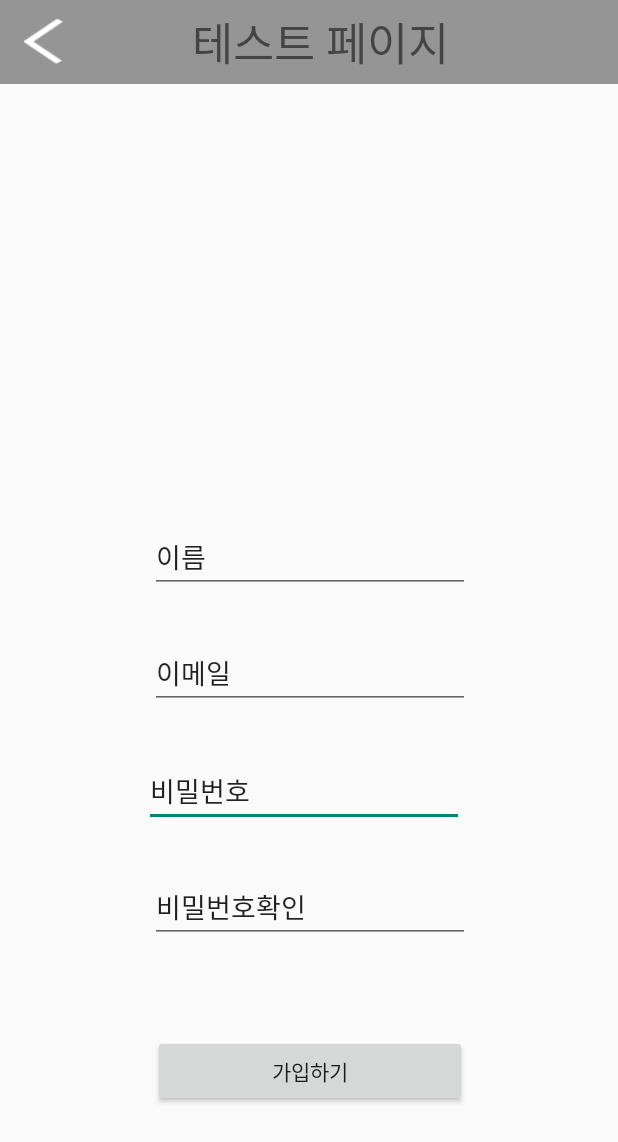
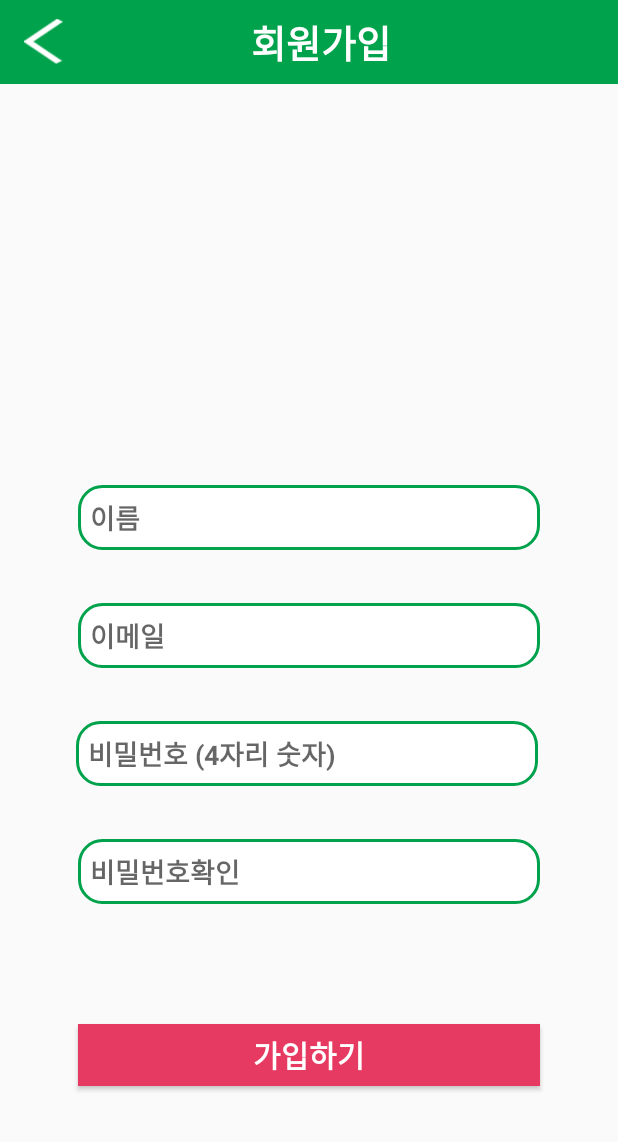
Before and after one commit to jawsgeun/SeoulRoad, an Android app: the RegistActivity screen opened directly, with no data from a screen before it, after a tap on "가입하기", on a phone screen of 412 x 824 dp. Shown: the top 1142 px of the screen. Run offline under Robolectric (Android 15) with nearby library versions, the phone set to English and light mode, and no system bars.

Commit message:
Intent 애니메이션 효과 적용, 공연/행사 리스트뷰 타이틀 추가,앱 메인 색(초록),(핑크) 추가, 회원가입 알고리즘 구현

```diff
--- a/app/src/main/java/com/kkard/seoulroad/RegistActivity.java
+++ b/app/src/main/java/com/kkard/seoulroad/RegistActivity.java
@@ -6,12 +6,19 @@ import android.os.Bundle;
 import android.support.annotation.Nullable;
 import android.support.constraint.ConstraintLayout;
 import android.support.v7.app.AppCompatActivity;
+import android.text.Editable;
+import android.text.TextWatcher;
 import android.view.MotionEvent;
 import android.view.View;
 import android.view.inputmethod.InputMethodManager;
 import android.widget.Button;
 import android.widget.EditText;
+import android.widget.ImageView;
+import android.widget.TextView;
 import android.widget.Toast;
+
+import static com.kkard.seoulroad.LoginActivity.checkEmail;
+import static com.kkard.seoulroad.LoginActivity.checkPass;
 
 /**
  * Created by SuGeun on 2017-08-08.
@@ -21,11 +28,13 @@ public class RegistActivity extends AppCompatActivity{
     private EditText password,passConf ,email ,name ;
     private ConstraintLayout backLayout;
     private Button joinBtn;
+    private ImageView backBtn;
+    private TextView toolbarTitle;
     private boolean passwordFlag = false,passConfFlag= false ,emailFlag= false ,nameFlag= false ;
     @Override
     protected void onCreate(@Nullable Bundle savedInstanceState) {
         super.onCreate(savedInstanceState);
-        setContentView(R.layout.activity_join);
+        setContentView(R.layout.activity_regist);
 
         joinBtn = (Button)findViewById(R.id.joinEnter); // 가입하기 버튼
         password = (EditText)findViewById(R.id.joinPass); // 비밀번호
@@ -33,6 +42,20 @@ public class RegistActivity extends AppCompatActivity{
         email = (EditText)findViewById(R.id.joinEmail); // 이메일
         name = (EditText)findViewById(R.id.joinName); // 이름
         backLayout = (ConstraintLayout)findViewById(R.id.joinBack);
+        backBtn = (ImageView)findViewById(R.id.btn_toolbar_back);
+        toolbarTitle = (TextView)findViewById(R.id.text_toolbar);
+
+        toolbarTitle.setText("회원가입");
+
+        backBtn.setOnTouchListener(new View.OnTouchListener() {
+            @Override
+            public boolean onTouch(View v, MotionEvent event) {
+                startActivity(new Intent(RegistActivity.this,LoginActivity.class));
+                overridePendingTransition(R.anim.anim_slide_in_left, R.anim.anim_slide_out_right);
+                finish();
+                return false;
+            }
+        });
 
         backLayout.setOnTouchListener(new View.OnTouchListener() {
             @Override
@@ -45,57 +68,100 @@ public class RegistActivity extends AppCompatActivity{
                 return false;
             }
         });
-        name.setOnTouchListener(new View.OnTouchListener() {
+//        name.setOnTouchListener(new View.OnTouchListener() {
+//            @Override
+//            public boolean onTouch(View v, MotionEvent event) {
+//                if(!nameFlag){
+//                    name.setText("");
+//                    nameFlag = true;
+//                }
+//                return false;
+//            }
+//        });
+        name.addTextChangedListener(new TextWatcher() {
             @Override
-            public boolean onTouch(View v, MotionEvent event) {
-                if(!nameFlag){
-                    name.setText("");
-                    nameFlag = true;
-                }
-                return false;
+            public void beforeTextChanged(CharSequence s, int start, int count, int after) {
+
+            }
+
+            @Override
+            public void onTextChanged(CharSequence s, int start, int before, int count) {
+
+            }
+
+            @Override
+            public void afterTextChanged(Editable s) {
+
             }
         });
-        email.setOnTouchListener(new View.OnTouchListener() {
-            @Override
-            public boolean onTouch(View v, MotionEvent event) {
-                if(!emailFlag){
-                    email.setText("");
-                    emailFlag = true;
-                }
-                return false;
-            }
-        });
-
-        password.setOnTouchListener(new View.OnTouchListener() {
-            @Override
-            public boolean onTouch(View v, MotionEvent event) {
-                if(!passwordFlag){
-                    password.setText("");
-                    password.setInputType(0x00000081); // 숫자 비밀번호 방식(***)으로 변경
-                    passwordFlag = true;
-                }
-                return false;
-            }
-        });
-        passConf.setOnTouchListener(new View.OnTouchListener() {
-            @Override
-            public boolean onTouch(View v, MotionEvent event) {
-                if(!passConfFlag){
-                    passConf.setText("");
-                    passConf.setInputType(0x00000081); // 숫자 비밀번호 방식(***)으로 변경
-                    passConfFlag = true;
-                }
-                return false;
-            }
-        });
+//        email.setOnTouchListener(new View.OnTouchListener() {
+//            @Override
+//            public boolean onTouch(View v, MotionEvent event) {
+//                if(!emailFlag){
+//                    email.setText("");
+//                    emailFlag = true;
+//                }
+//                return false;
+//            }
+//        });
+//
+//        password.setOnTouchListener(new View.OnTouchListener() {
+//            @Override
+//            public boolean onTouch(View v, MotionEvent event) {
+//                if(!passwordFlag){
+//                    password.setText("");
+//                    password.setInputType(0x00000081); // 숫자 비밀번호 방식(***)으로 변경
+//                    passwordFlag = true;
+//                }
+//                return false;
+//            }
+//        });
+//        passConf.setOnTouchListener(new View.OnTouchListener() {
+//            @Override
+//            public boolean onTouch(View v, MotionEvent event) {
+//                if(!passConfFlag){
+//                    passConf.setText("");
+//                    passConf.setInputType(0x00000081); // 숫자 비밀번호 방식(***)으로 변경
+//                    passConfFlag = true;
+//                }
+//                return false;
+//            }
+//        });
         joinBtn.setOnClickListener(new View.OnClickListener() {
             @Override
             public void onClick(View v) {
-                if(!passConf.getText().toString().equals(password.getText().toString())){ // 비밀번호 확인 다를시
-                    Toast.makeText(getApplicationContext(),"비밀번호 불일치",Toast.LENGTH_SHORT).show();
-                }else{ // 이름 형식 확인, 이메일 형식 확인 조건문 추가해야함
-                    Toast.makeText(getApplicationContext(),"가입되었습니다",Toast.LENGTH_SHORT).show();
+                String nameContent = name.getText().toString().trim();
+                String emailContent = email.getText().toString().trim();
+                String passContent = password.getText().toString().trim();
+                String passConfContent = passConf.getText().toString().trim();
+                if(nameContent.getBytes().length <= 0 ){//빈값이 넘어올때의 처리
+                    Toast.makeText(getApplicationContext(), "이름를 입력하세요.",Toast.LENGTH_SHORT).show();
+                }else if( emailContent.getBytes().length <= 0) {
+                    Toast.makeText(getApplicationContext(), "이메일을 입력하세요.", Toast.LENGTH_SHORT).show();
+                }else if(passContent.getBytes().length <= 0 ){
+                    Toast.makeText(getApplicationContext(), "비밀번호를 입력하세요.",Toast.LENGTH_SHORT).show();
+                }else if( passConfContent.getBytes().length <= 0) {
+                    Toast.makeText(getApplicationContext(), "비밀번호를 한번 더 입력하세요.", Toast.LENGTH_SHORT).show();
+                }else if(!checkEmail(emailContent)){
+                    Toast.makeText(getApplicationContext(), "아이디를 이메일 형식으로 입력해주세요.", Toast.LENGTH_SHORT).show();
+                }else if(!passConf.getText().toString().equals(password.getText().toString())){ // 비밀번호 확인 다를시
+                    Toast.makeText(getApplicationContext(),"비밀번호가 일치하지 않습니다",Toast.LENGTH_SHORT).show();
+                }else{
+                switch (checkPass(passContent)){
+                    case 0: // 통과
+                        Toast.makeText(getApplicationContext(),"가입되었습니다",Toast.LENGTH_SHORT).show();
+                        startActivity(new Intent(RegistActivity.this,LoginActivity.class));
+                        overridePendingTransition(R.anim.anim_slide_in_left, R.anim.anim_slide_out_right);
+                        finish();
+                        break;
+                    case 1: // 숫자형식 ㄴㄴ
+                        Toast.makeText(getApplicationContext(), "올바른 비밀번호 형식이 아닙니다.", Toast.LENGTH_SHORT).show();
+                        break;
+                    case 2: // 4자리 ㄴㄴ
+                        Toast.makeText(getApplicationContext(), "비밀번호는 4자리 입니다.", Toast.LENGTH_SHORT).show();
+                        break;
                 }
+            }
             }
         });
 
@@ -105,6 +171,7 @@ public class RegistActivity extends AppCompatActivity{
     public void onBackPressed() {
         super.onBackPressed();
         startActivity(new Intent(RegistActivity.this,LoginActivity.class));
+        overridePendingTransition(R.anim.anim_slide_in_left, R.anim.anim_slide_out_right);
         finish();
     }
 }
--- /dev/null
+++ b/app/src/main/res/anim/anim_slide_in_left.xml
@@ -0,0 +1,6 @@
+<?xml version="1.0" encoding="utf-8"?>
+<translate xmlns:android="http://schemas.android.com/apk/res/android"
+    android:duration="250"
+    android:fromXDelta="-100%"
+    android:interpolator="@android:anim/decelerate_interpolator"
+    android:toXDelta="0%" />
--- /dev/null
+++ b/app/src/main/res/anim/anim_slide_in_right.xml
@@ -0,0 +1,6 @@
+<?xml version="1.0" encoding="utf-8"?>
+<translate xmlns:android="http://schemas.android.com/apk/res/android"
+android:duration="250"
+android:fromXDelta="100%"
+android:interpolator="@android:anim/decelerate_interpolator"
+android:toXDelta="0%" />
--- /dev/null
+++ b/app/src/main/res/anim/anim_slide_out_left.xml
@@ -0,0 +1,6 @@
+<?xml version="1.0" encoding="utf-8"?>
+<translate xmlns:android="http://schemas.android.com/apk/res/android"
+android:duration="250"
+android:fromXDelta="0%"
+android:interpolator="@android:anim/decelerate_interpolator"
+android:toXDelta="-100%" />
--- /dev/null
+++ b/app/src/main/res/anim/anim_slide_out_right.xml
@@ -0,0 +1,6 @@
+<?xml version="1.0" encoding="utf-8"?>
+<translate xmlns:android="http://schemas.android.com/apk/res/android"
+    android:duration="250"
+    android:fromXDelta="0%"
+    android:interpolator="@android:anim/decelerate_interpolator"
+    android:toXDelta="100%" />
--- /dev/null
+++ b/app/src/main/res/drawable/rounded_edittext.xml
@@ -0,0 +1,13 @@
+<?xml version="1.0" encoding="utf-8"?>
+<shape xmlns:android="http://schemas.android.com/apk/res/android"
+    android:shape="rectangle" android:padding="10dp">
+    <solid android:color="#FFFFFF"/>
+    <stroke
+        android:width="2dp"
+        android:color="@color/colorPrimary"/>
+    <corners
+        android:bottomRightRadius="15dp"
+        android:bottomLeftRadius="15dp"
+        android:topLeftRadius="15dp"
+        android:topRightRadius="15dp"/>
+</shape>
--- a/app/src/main/res/layout/activity_join.xml
+++ /dev/null
@@ -1,104 +0,0 @@
-<?xml version="1.0" encoding="utf-8"?>
-<android.support.constraint.ConstraintLayout
-    xmlns:android="http://schemas.android.com/apk/res/android"
-    xmlns:app="http://schemas.android.com/apk/res-auto"
-    xmlns:tools="http://schemas.android.com/tools"
-    android:id="@+id/joinBack"
-    android:layout_width="match_parent"
-    android:layout_height="match_parent">
-
-    <EditText
-        android:id="@+id/joinPass"
-        android:layout_width="wrap_content"
-        android:layout_height="wrap_content"
-        android:ems="10"
-        android:inputType="textPersonName"
-        android:text="비밀번호"
-        android:layout_marginRight="8dp"
-        app:layout_constraintRight_toRightOf="parent"
-        android:layout_marginLeft="8dp"
-        app:layout_constraintLeft_toLeftOf="parent"
-        app:layout_constraintHorizontal_bias="0.483"
-        android:layout_marginBottom="30dp"
-
-        app:layout_constraintBottom_toTopOf="@+id/joinPassConf"
-        android:layout_marginStart="8dp"
-        android:layout_marginEnd="8dp" />
-
-    <EditText
-        android:id="@+id/joinPassConf"
-        android:layout_width="wrap_content"
-        android:layout_height="wrap_content"
-        android:ems="10"
-        android:inputType="textPersonName"
-        android:text="비밀번호확인"
-        android:layout_marginRight="8dp"
-        app:layout_constraintRight_toRightOf="parent"
-        android:layout_marginLeft="8dp"
-        app:layout_constraintLeft_toLeftOf="parent"
-        app:layout_constraintHorizontal_bias="0.503"
-        android:layout_marginBottom="61dp"
-        app:layout_constraintBottom_toTopOf="@+id/joinEnter"
-        android:layout_marginStart="8dp"
-        android:layout_marginEnd="8dp" />
-
-    <include
-        layout="@layout/my_menu_toolbar"
-        android:layout_width="0dp"
-        android:layout_height="wrap_content"
-        app:layout_constraintLeft_toLeftOf="parent"
-        app:layout_constraintRight_toRightOf="parent"
-        app:layout_constraintTop_toTopOf="parent"
-    />
-
-    <EditText
-        android:id="@+id/joinEmail"
-        android:layout_width="wrap_content"
-        android:layout_height="wrap_content"
-        android:ems="10"
-        android:inputType="textEmailAddress"
-        android:text="이메일"
-        android:layout_marginRight="8dp"
-        app:layout_constraintRight_toRightOf="parent"
-        android:layout_marginLeft="8dp"
-        app:layout_constraintLeft_toLeftOf="parent"
-        app:layout_constraintHorizontal_bias="0.503"
-        android:layout_marginBottom="31dp"
-        app:layout_constraintBottom_toTopOf="@+id/joinPass"
-        android:layout_marginStart="8dp"
-        android:layout_marginEnd="8dp" />
-
-    <EditText
-        android:id="@+id/joinName"
-        android:layout_width="wrap_content"
-        android:layout_height="wrap_content"
-        android:layout_marginBottom="30dp"
-        android:layout_marginLeft="8dp"
-        android:layout_marginRight="8dp"
-        android:ems="10"
-        android:inputType="textPersonName"
-        android:text="이름"
-        app:layout_constraintBottom_toTopOf="@+id/joinEmail"
-        app:layout_constraintHorizontal_bias="0.503"
-        app:layout_constraintLeft_toLeftOf="parent"
-        app:layout_constraintRight_toRightOf="parent"
-        app:layout_constraintVertical_bias="0.441"
-        android:layout_marginStart="8dp"
-        android:layout_marginEnd="8dp" />
-
-    <Button
-        android:id="@+id/joinEnter"
-        android:layout_width="209dp"
-        android:layout_height="48dp"
-        android:layout_marginBottom="86dp"
-        android:layout_marginLeft="8dp"
-        android:layout_marginRight="8dp"
-        android:text="가입하기"
-        app:layout_constraintBottom_toBottomOf="parent"
-        app:layout_constraintHorizontal_bias="0.503"
-        app:layout_constraintLeft_toLeftOf="parent"
-        app:layout_constraintRight_toRightOf="parent"
-        android:layout_marginStart="8dp"
-        android:layout_marginEnd="8dp" />
-
-</android.support.constraint.ConstraintLayout>
--- a/app/src/main/res/layout/activity_login_tmp.xml
+++ b/app/src/main/res/layout/activity_login.xml
@@ -84,7 +84,7 @@
         android:layout_width="330dp"
         android:layout_height="40dp"
         android:layout_marginTop="70dp"
-        android:background="#E73A62"
+        android:background="@color/colorPrimaryBtn"
         android:elevation="0dp"
         android:text=" 로 그 인"
         android:textColor="#FFFFFF"
@@ -102,7 +102,7 @@
         android:layout_marginLeft="0dp"
         android:layout_marginRight="0dp"
         android:layout_marginTop="8dp"
-        android:background="#E73A62"
+        android:background="@color/colorPrimaryBtn"
         android:text="카카오톡으로 연동하기"
         android:textColor="#FFFFFF"
         android:textSize="17sp"
--- /dev/null
+++ b/app/src/main/res/layout/activity_regist.xml
@@ -0,0 +1,118 @@
+<?xml version="1.0" encoding="utf-8"?>
+<android.support.constraint.ConstraintLayout
+    xmlns:android="http://schemas.android.com/apk/res/android"
+    xmlns:app="http://schemas.android.com/apk/res-auto"
+    xmlns:tools="http://schemas.android.com/tools"
+    android:id="@+id/joinBack"
+    android:layout_width="match_parent"
+    android:layout_height="match_parent">
+    <EditText
+        android:id="@+id/joinName"
+        android:layout_width="308dp"
+        android:layout_height="wrap_content"
+        android:layout_marginBottom="35dp"
+        android:layout_marginEnd="8dp"
+        android:layout_marginLeft="8dp"
+        android:layout_marginRight="8dp"
+        android:layout_marginStart="8dp"
+        android:background="@drawable/rounded_edittext"
+        android:ems="10"
+        android:inputType="textPersonName"
+        android:padding="8dip"
+        android:hint="이름"
+        android:textColor="@color/colorPrimary"
+        android:textStyle="bold"
+        app:layout_constraintBottom_toTopOf="@+id/joinEmail"
+        app:layout_constraintLeft_toLeftOf="parent"
+        app:layout_constraintRight_toRightOf="parent" />
+
+    <EditText
+        android:id="@+id/joinPass"
+        android:layout_width="308dp"
+        android:layout_height="wrap_content"
+        android:layout_marginBottom="35dp"
+        android:layout_marginEnd="8dp"
+        android:layout_marginLeft="8dp"
+        android:layout_marginRight="8dp"
+        android:layout_marginStart="8dp"
+        android:background="@drawable/rounded_edittext"
+        android:ems="10"
+        android:inputType="textPersonName"
+        android:padding="8dip"
+        android:hint="비밀번호 (4자리 숫자)"
+        android:textColor="@color/colorPrimary"
+        android:textStyle="bold"
+        app:layout_constraintBottom_toTopOf="@+id/joinPassConf"
+        app:layout_constraintHorizontal_bias="0.483"
+        app:layout_constraintLeft_toLeftOf="parent"
+        app:layout_constraintRight_toRightOf="parent" />
+
+    <EditText
+        android:id="@+id/joinPassConf"
+        android:layout_width="308dp"
+        android:layout_height="wrap_content"
+        android:layout_marginBottom="80dp"
+        android:layout_marginEnd="8dp"
+        android:layout_marginLeft="8dp"
+        android:layout_marginRight="8dp"
+        android:layout_marginStart="8dp"
+        android:background="@drawable/rounded_edittext"
+        android:ems="10"
+        android:inputType="textPersonName"
+        android:padding="8dip"
+        android:hint="비밀번호확인"
+        android:textColor="@color/colorPrimary"
+        android:textStyle="bold"
+        app:layout_constraintBottom_toTopOf="@+id/joinEnter"
+        app:layout_constraintLeft_toLeftOf="parent"
+        app:layout_constraintRight_toRightOf="parent" />
+
+    <include
+        layout="@layout/my_menu_toolbar"
+        android:layout_width="0dp"
+        android:layout_height="wrap_content"
+        app:layout_constraintLeft_toLeftOf="parent"
+        app:layout_constraintRight_toRightOf="parent"
+        app:layout_constraintTop_toTopOf="parent"
+    />
+
+    <EditText
+        android:id="@+id/joinEmail"
+        android:layout_width="308dp"
+        android:layout_height="wrap_content"
+        android:layout_marginBottom="35dp"
+        android:layout_marginEnd="8dp"
+        android:layout_marginLeft="8dp"
+        android:layout_marginRight="8dp"
+        android:layout_marginStart="8dp"
+        android:background="@drawable/rounded_edittext"
+        android:ems="10"
+        android:inputType="textEmailAddress"
+        android:padding="8dip"
+        android:hint="이메일"
+        android:textColor="@color/colorPrimary"
+        android:textStyle="bold"
+        app:layout_constraintBottom_toTopOf="@+id/joinPass"
+        app:layout_constraintLeft_toLeftOf="parent"
+        app:layout_constraintRight_toRightOf="parent" />
+
+    <Button
+        android:id="@+id/joinEnter"
+        android:layout_width="308dp"
+        android:layout_height="41dp"
+        android:layout_marginBottom="100dp"
+        android:layout_marginLeft="8dp"
+        android:layout_marginRight="8dp"
+        android:text="가입하기"
+        android:textColor="#FFFFFF"
+        android:textStyle="bold"
+        android:textSize="20sp"
+        app:layout_constraintBottom_toBottomOf="parent"
+        app:layout_constraintLeft_toLeftOf="parent"
+        app:layout_constraintRight_toRightOf="parent"
+        android:layout_marginStart="8dp"
+        android:layout_marginEnd="8dp"
+        android:background="@color/colorPrimaryBtn"
+        />
+
+</android.support.constraint.ConstraintLayout>
--- a/app/src/main/res/layout/my_menu_toolbar.xml
+++ b/app/src/main/res/layout/my_menu_toolbar.xml
@@ -18,10 +18,13 @@
             android:layout_centerVertical="true"
             />
         <TextView
+            android:id="@+id/text_toolbar"
             android:layout_width="wrap_content"
             android:layout_height="wrap_content"
             android:text="테스트 페이지"
-            android:textSize="30sp"
+            android:textColor="#FFFFFF"
+            android:textStyle="bold"
+            android:textSize="25sp"
             android:gravity="center"
             android:layout_centerHorizontal="true"
             />
--- a/app/src/main/res/values/colors.xml
+++ b/app/src/main/res/values/colors.xml
@@ -1,6 +1,5 @@
 <?xml version="1.0" encoding="utf-8"?>
 <resources>
-    <color name="colorPrimary">#3F51B5</color>
-    <color name="colorPrimaryDark">#303F9F</color>
-    <color name="colorAccent">#FF4081</color>
+    <color name="colorPrimary">#00A24C</color>
+    <color name="colorPrimaryBtn">#E73A62</color>
 </resources>
```
Also changed, not shown: app/src/main/java/com/kkard/seoulroad/FragmentActivity.java (+8 -0 lines), app/src/main/java/com/kkard/seoulroad/LoginActivity.java (+2 -13 lines), app/src/main/res/layout/activity_f.xml (+12 -0 lines), app/src/main/res/values/styles.xml (+2 -8 lines).
